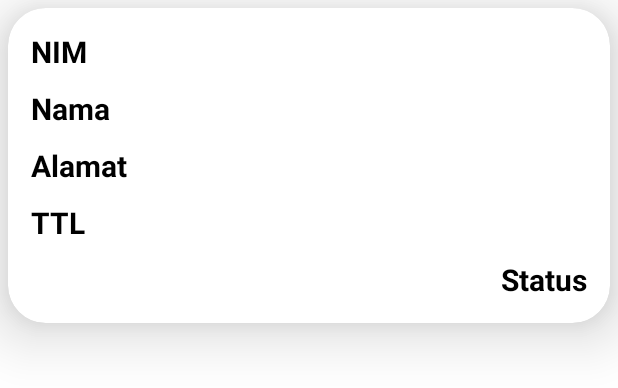
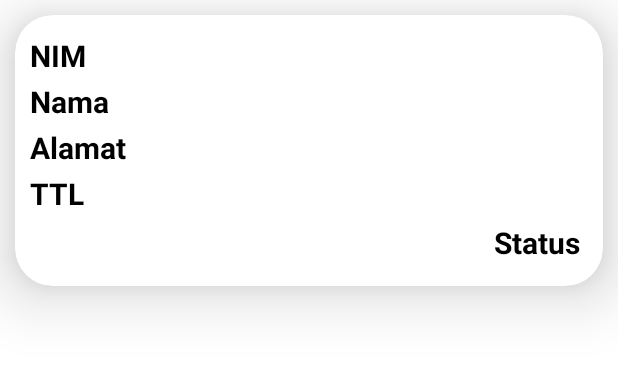
Before and after one commit to eby8zevin/android-VolleyGson, an Android app: the layout list_items.xml on its own in the app's theme, with its tools: preview values and no code run, on a phone screen of 412 x 824 dp. Shown: the top 388 px of the screen. Run offline under Robolectric (Android 15) with nearby library versions, the phone set to English and light mode, and no system bars; network calls fail.

Commit message:
Typo in word + Delete attribute

```diff
--- a/app/src/main/res/layout/list_items.xml
+++ b/app/src/main/res/layout/list_items.xml
@@ -3,9 +3,7 @@
     xmlns:app="http://schemas.android.com/apk/res-auto"
     android:layout_width="match_parent"
     android:layout_height="wrap_content"
-    android:layout_margin="5dp"
-    android:clickable="true"
-    android:focusable="true"
+    android:layout_margin="10dp"
     android:foreground="?android:selectableItemBackgroundBorderless"
     app:cardCornerRadius="25dp"
     app:cardElevation="25dp">
@@ -23,17 +21,17 @@
             android:id="@+id/nim"
             android:layout_width="match_parent"
             android:layout_height="wrap_content"
-            android:layout_margin="5dp"
+            android:layout_marginTop="3dp"
             android:text="@string/nim"
             android:textColor="@color/black"
             android:textSize="20sp"
             android:textStyle="bold" />
 
         <TextView
-            android:id="@+id/nama"
+            android:id="@+id/name"
             android:layout_width="match_parent"
             android:layout_height="wrap_content"
-            android:layout_margin="5dp"
+            android:layout_marginTop="3dp"
             android:singleLine="true"
             android:text="@string/name"
             android:textColor="@color/black"
@@ -41,10 +39,10 @@
             android:textStyle="bold" />
 
         <TextView
-            android:id="@+id/alamat"
+            android:id="@+id/address"
             android:layout_width="match_parent"
             android:layout_height="wrap_content"
-            android:layout_margin="5dp"
+            android:layout_marginTop="3dp"
             android:text="@string/address"
             android:textColor="@color/black"
             android:textSize="20sp"
@@ -54,7 +52,7 @@
             android:id="@+id/ttl"
             android:layout_width="match_parent"
             android:layout_height="wrap_content"
-            android:layout_margin="5dp"
+            android:layout_marginTop="3dp"
             android:text="@string/ttl"
             android:textColor="@color/black"
             android:textSize="20sp"
```
